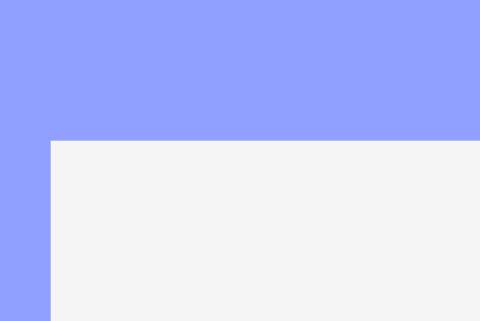
Above: deviceselectionwindow.ui from dbuhon/KeepItSecret before the change; both pictures show x 0 to 480 and y 0 to 321 of the 720 by 1280 pixel window. Below: the same form after it.
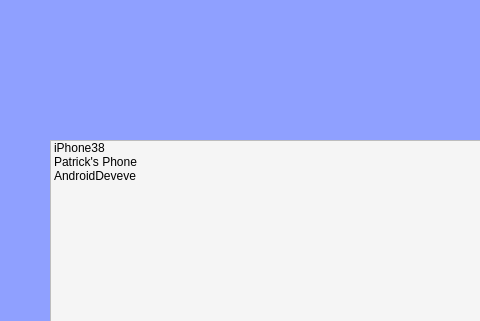
That is the form after the change.

Commit message: Ajout éléments ListView

```diff
--- a/deviceselectionwindow.ui
+++ b/deviceselectionwindow.ui
@@ -17,7 +17,7 @@
    <string notr="true">background-color: rgb(143, 160, 255);</string>
   </property>
   <widget class="QWidget" name="centralwidget">
-   <widget class="QListView" name="listView">
+   <widget class="QListWidget" name="listWidget_devices">
     <property name="geometry">
      <rect>
       <x>50</x>
@@ -29,6 +29,21 @@
     <property name="styleSheet">
      <string notr="true">background-color: whitesmoke;</string>
     </property>
+    <item>
+     <property name="text">
+      <string>iPhone38</string>
+     </property>
+    </item>
+    <item>
+     <property name="text">
+      <string>Patrick's Phone</string>
+     </property>
+    </item>
+    <item>
+     <property name="text">
+      <string>AndroidDeveve</string>
+     </property>
+    </item>
    </widget>
   </widget>
   <widget class="QMenuBar" name="menubar">
```
The commit also changes 4 other files.
